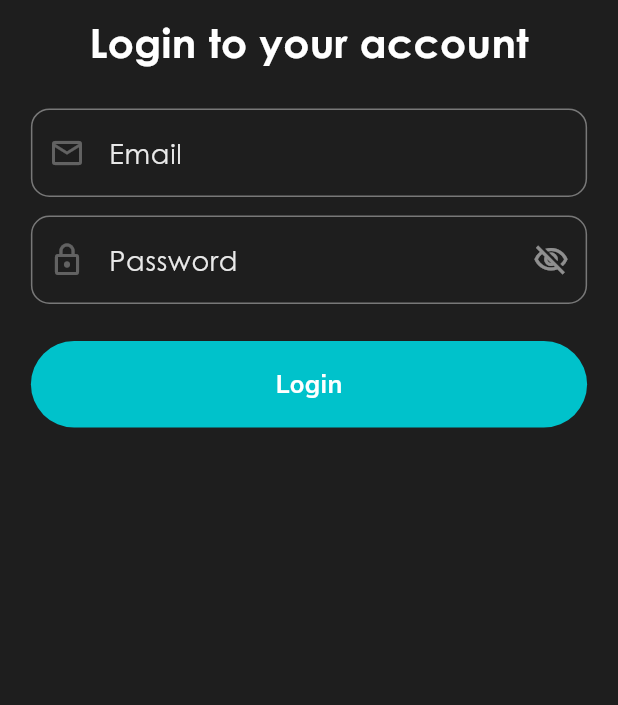
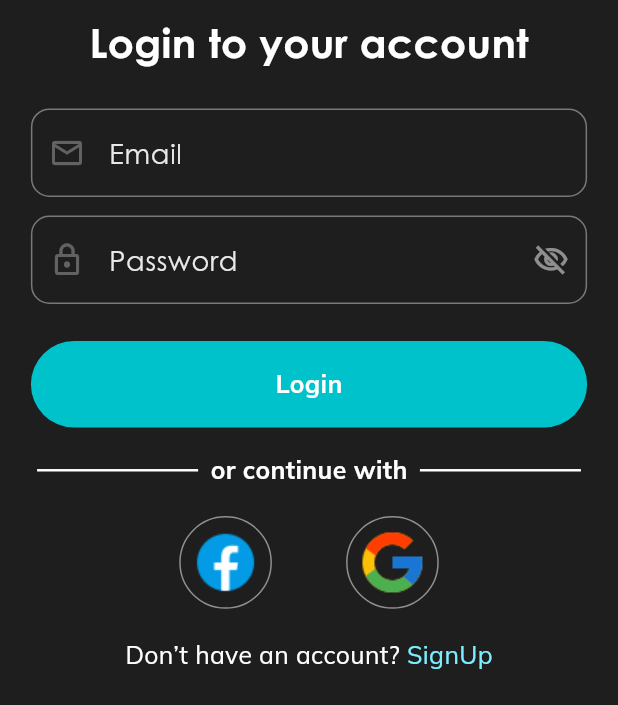
Before and after one commit to Shahwaiz24/Music_App, a Flutter app: the screen it shows after launch, after a tap on "Get Started", after a tap on "Login with Password", on a phone screen of 412 x 824 dp, the part 531-1236 px from its top. Run offline on Flutter 3.47's test engine with Material 3 defaults, Android fonts, the phone set to English and light mode, and no system bars.

Commit message:
Updated Code of Login

```diff
--- a/lib/View/Get In/getin_view.dart
+++ b/lib/View/Get In/getin_view.dart
@@ -134,6 +134,7 @@ class _GetinViewState extends State<GetinView> {
                   ],
                 ),
               ),
+
               SizedBox(
                 height: screenHeight * 0.030,
               ),
--- a/lib/View/Login View/login_view.dart
+++ b/lib/View/Login View/login_view.dart
@@ -38,6 +38,8 @@ class _LoginViewState extends State<LoginView> {
                   children: [
                     InkWell(
                       onTap: () {
+                        loginEmailController.clear();
+                        loginPasswordController.clear();
                         Navigator.pop(context);
                       },
                       child: Icon(
@@ -146,6 +148,107 @@ class _LoginViewState extends State<LoginView> {
                     screenHeight: screenHeight,
                     screenWidth: screenWidth),
               ),
+              SizedBox(
+                height: screenHeight * 0.020,
+              ),
+              Padding(
+                padding: EdgeInsets.only(
+                    left: screenWidth * 0.060, right: screenWidth * 0.060),
+                child: Row(
+                  children: [
+                    Expanded(
+                      child: Container(
+                        height: screenHeight * 0.002,
+                        decoration: BoxDecoration(color: Utils.white),
+                      ),
+                    ),
+                    SizedBox(
+                      width: screenWidth * 0.020,
+                    ),
+                    Text(
+                      'or continue with',
+                      style: TextStyle(
+                          color: Utils.white,
+                          fontFamily: "Mulish Bold",
+                          fontSize: screenHeight * 0.020),
+                    ),
+                    SizedBox(width: screenWidth * 0.020),
+                    Expanded(
+                      child: Container(
+                        height: screenHeight * 0.002,
+                        decoration: BoxDecoration(color: Utils.white),
+                      ),
+                    ),
+                  ],
+                ),
+              ),
+              SizedBox(
+                height: screenHeight * 0.010,
+              ),
+              Padding(
+                padding: EdgeInsets.symmetric(horizontal: screenWidth * 0.040),
+                child: Row(
+                  mainAxisAlignment: MainAxisAlignment.center,
+                  children: [
+                    Padding(
+                      padding: EdgeInsets.only(right: screenWidth * 0.120),
+                      child: Container(
+                        decoration: BoxDecoration(
+                            shape: BoxShape.circle,
+                            border: Border.all(
+                                color: Utils.white.withOpacity(0.5), width: 1)),
+                        height: screenHeight * 0.100,
+                        width: screenWidth * 0.150,
+                        child: Image(
+                          image: AssetImage(
+                            "assets/image/facebook.png",
+                          ),
+                        ),
+                      ),
+                    ),
+                    Container(
+                      decoration: BoxDecoration(
+                          shape: BoxShape.circle,
+                          border: Border.all(
+                              color: Utils.white.withOpacity(0.5), width: 1)),
+                      height: screenHeight * 0.100,
+                      width: screenWidth * 0.150,
+                      child: Image(
+                        image: AssetImage("assets/image/google.png"),
+                        fit: BoxFit.none,
+                        height: screenHeight * 0.010,
+                        width: screenWidth * 0.010,
+                      ),
+                    )
+                  ],
+                ),
+              ),
+              SizedBox(
+                height: screenHeight * 0.010,
+              ),
+              Center(
+                child: InkWell(
+                  onTap: () {
+                    print("Navigating to SignUp");
+                  },
+                  child: Text.rich(
+                    TextSpan(
+                        text: "Don’t have an account?",
+                        style: TextStyle(
+                            color: Utils.white,
+                            fontFamily: "Mulish Regular",
+                            fontSize: screenHeight * 0.020),
+                        children: <TextSpan>[
+                          TextSpan(
+                              text: " SignUp",
+                              style: TextStyle(
+                                  color: Utils.blueText,
+                                  fontFamily: "Mulish Regular",
+                                  fontSize: screenHeight * 0.020))
+                        ]),
+                  ),
+                ),
+              )
             ],
           ),
         ),
```
